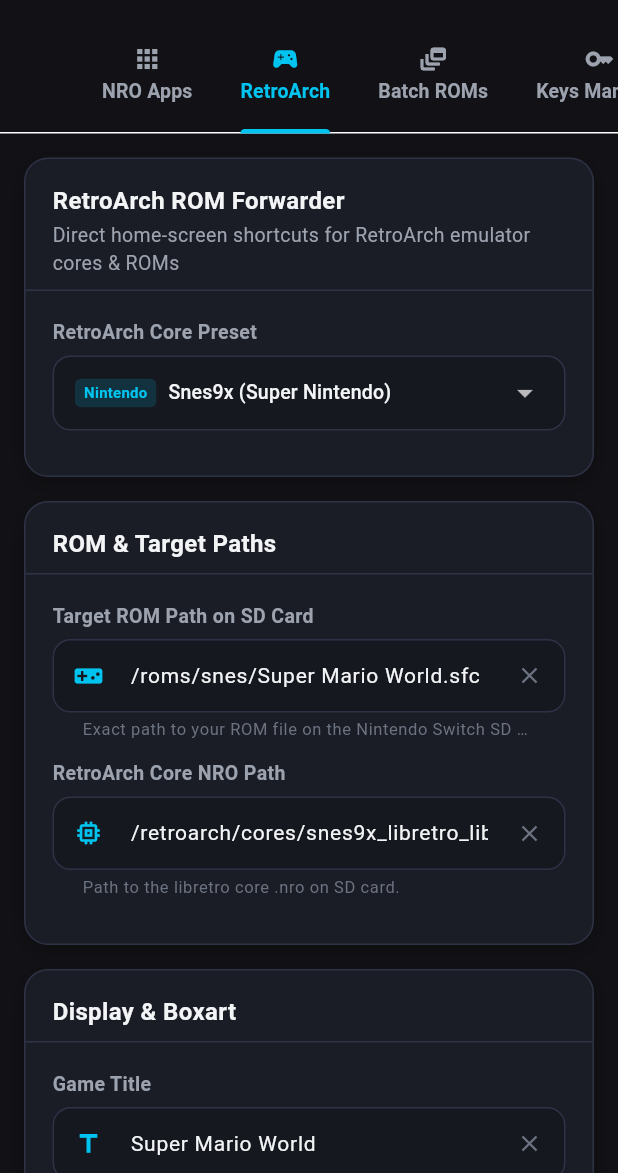
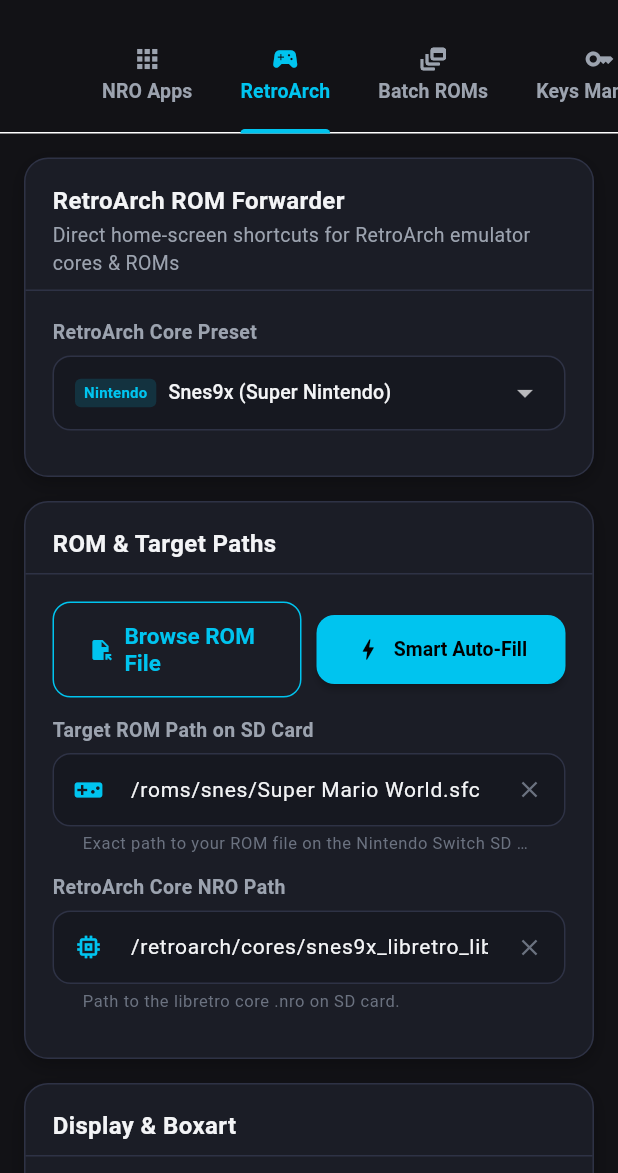
Before and after one commit to jxoesneon/NSPFF, a Flutter app: the screen it shows after launch, tab 2 chosen, on a phone screen of 412 x 824 dp, the part 63-1236 px from its top. Run offline on Flutter 3.47's test engine with Material 3 defaults, Android fonts, the phone set to English and light mode, and no system bars; our stand-ins replace file_picker, shared_preferences.

Commit message:
feat: add Smart Auto-Detection & Inference Service with dump tag stripping and auto-fill buttons

```diff
--- /dev/null
+++ b/lib/services/autodetect_inference_service.dart
@@ -0,0 +1,132 @@
+// Copyright (c) 2026 NSPFF Project Contributors.
+// SPDX-License-Identifier: MIT
+
+import 'package:path/path.dart' as p;
+import '../models/retroarch_core.dart';
+import '../widgets/title_id_input.dart';
+
+class RomInferenceResult {
+  final String title;
+  final String publisher;
+  final RetroArchCore? core;
+  final String corePath;
+  final String romSdPath;
+  final String titleId;
+
+  RomInferenceResult({
+    required this.title,
+    required this.publisher,
+    required this.core,
+    required this.corePath,
+    required this.romSdPath,
+    required this.titleId,
+  });
+}
+
+class NroInferenceResult {
+  final String title;
+  final String publisher;
+  final String nroSdPath;
+  final String titleId;
+
+  NroInferenceResult({
+    required this.title,
+    required this.publisher,
+    required this.nroSdPath,
+    required this.titleId,
+  });
+}
+
+class AutodetectInferenceService {
+  /// File extension to system mapping & default RetroArch core ID
+  static const Map<String, Map<String, String>> _extMapping = {
+    '.sfc': {'system': 'Super Nintendo (SNES)', 'coreId': 'snes9x', 'sdDir': '/roms/snes/'},
+    '.smc': {'system': 'Super Nintendo (SNES)', 'coreId': 'snes9x', 'sdDir': '/roms/snes/'},
+    '.gba': {'system': 'Game Boy Advance (GBA)', 'coreId': 'mgba', 'sdDir': '/roms/gba/'},
+    '.gb': {'system': 'Game Boy / Game Boy Color', 'coreId': 'sameboy', 'sdDir': '/roms/gb/'},
+    '.gbc': {'system': 'Game Boy / Game Boy Color', 'coreId': 'sameboy', 'sdDir': '/roms/gbc/'},
+    '.z64': {'system': 'Nintendo 64 (N64)', 'coreId': 'mupen64plus_next', 'sdDir': '/roms/n64/'},
+    '.n64': {'system': 'Nintendo 64 (N64)', 'coreId': 'mupen64plus_next', 'sdDir': '/roms/n64/'},
+    '.v64': {'system': 'Nintendo 64 (N64)', 'coreId': 'mupen64plus_next', 'sdDir': '/roms/n64/'},
+    '.nes': {'system': 'Nintendo Entertainment System', 'coreId': 'nestopia', 'sdDir': '/roms/nes/'},
+    '.fds': {'system': 'Nintendo Entertainment System', 'coreId': 'nestopia', 'sdDir': '/roms/fds/'},
+    '.nds': {'system': 'Nintendo DS (NDS)', 'coreId': 'melonds', 'sdDir': '/roms/nds/'},
+    '.3ds': {'system': 'Nintendo 3DS', 'coreId': 'citra', 'sdDir': '/roms/3ds/'},
+    '.iso': {'system': 'PlayStation (PS1)', 'coreId': 'pcsx_rearmed', 'sdDir': '/roms/psx/'},
+    '.bin': {'system': 'PlayStation (PS1)', 'coreId': 'pcsx_rearmed', 'sdDir': '/roms/psx/'},
+    '.cue': {'system': 'PlayStation (PS1)', 'coreId': 'pcsx_rearmed', 'sdDir': '/roms/psx/'},
+    '.chd': {'system': 'PlayStation (PS1)', 'coreId': 'pcsx_rearmed', 'sdDir': '/roms/psx/'},
+    '.pbp': {'system': 'PlayStation Portable (PSP)', 'coreId': 'ppsspp', 'sdDir': '/roms/psp/'},
+    '.cso': {'system': 'PlayStation Portable (PSP)', 'coreId': 'ppsspp', 'sdDir': '/roms/psp/'},
+    '.md': {'system': 'Sega Genesis / Mega Drive', 'coreId': 'genesis_plus_gx', 'sdDir': '/roms/genesis/'},
+    '.gen': {'system': 'Sega Genesis / Mega Drive', 'coreId': 'genesis_plus_gx', 'sdDir': '/roms/genesis/'},
+    '.smd': {'system': 'Sega Genesis / Mega Drive', 'coreId': 'genesis_plus_gx', 'sdDir': '/roms/genesis/'},
+    '.pce': {'system': 'PC Engine / TurboGrafx-16', 'coreId': 'beetle_pce_fast', 'sdDir': '/roms/pce/'},
+    '.zip': {'system': 'Arcade (FBNeo)', 'coreId': 'fbneo', 'sdDir': '/roms/arcade/'},
+  };
+
+  /// Clean ROM filename by stripping dump tags like (USA), [!], (v1.1), (Rev 1), etc.
+  static String cleanTitle(String input) {
+    String name = p.basenameWithoutExtension(input.trim());
+
+    // Regex stripping parentheses tags like (USA), (Europe), (Japan), (En,Fr,De)
+    name = name.replaceAll(RegExp(r'\s*\([^)]*\)'), '');
+
+    // Regex stripping bracket tags like [!], [b1], [t1], [h1]
+    name = name.replaceAll(RegExp(r'\s*\[[^\]]*\]'), '');
+
+    // Replace underscores with spaces
+    name = name.replaceAll('_', ' ');
+
+    return name.trim();
+  }
+
+  /// Auto-detect all fields for a ROM path or filename.
+  static RomInferenceResult inferRomDetails(String inputPath) {
+    final cleanName = cleanTitle(inputPath);
+    final ext = p.extension(inputPath).toLowerCase();
+
+    final map = _extMapping[ext];
+    RetroArchCore? matchedCore;
+    String sdDir = '/roms/games/';
+    String publisher = 'RetroArch';
+
+    if (map != null) {
+      final coreId = map['coreId'];
+      sdDir = map['sdDir'] ?? '/roms/games/';
+      publisher = '${map['system']} / RetroArch';
+
+      try {
+        matchedCore = RetroArchCore.builtInCores.firstWhere((c) => c.id == coreId);
+      } catch (_) {}
+    }
+
+    final filename = p.basename(inputPath);
+    final romSdPath = '$sdDir$filename';
+    final titleId = TitleIdInput.generateRandomID();
+
+    return RomInferenceResult(
+      title: cleanName.isNotEmpty ? cleanName : 'Retro Game',
+      publisher: publisher,
+      core: matchedCore,
+      corePath: matchedCore?.defaultPath ?? '/retroarch/cores/snes9x_libretro_libswitch.nro',
+      romSdPath: romSdPath,
+      titleId: titleId,
+    );
+  }
+
+  /// Auto-detect all fields for an NRO path or file.
+  static NroInferenceResult inferNroDetails(String inputPath) {
+    final cleanName = cleanTitle(inputPath);
+    final filename = p.basename(inputPath);
+    final nroSdPath = '/switch/$filename';
+    final titleId = TitleIdInput.generateRandomID();
+
+    return NroInferenceResult(
+      title: cleanName.isNotEmpty ? cleanName : 'Homebrew App',
+      publisher: 'Switch Homebrew',
+      nroSdPath: nroSdPath,
+      titleId: titleId,
+    );
+  }
+}
--- a/lib/views/retroarch_forwarder_screen.dart
+++ b/lib/views/retroarch_forwarder_screen.dart
@@ -1,9 +1,11 @@
 import 'dart:typed_data';
+import 'package:file_picker/file_picker.dart';
 import 'package:flutter/material.dart';
 import 'package:path/path.dart' as p;
 import '../models/forwarder_config.dart';
 import '../models/retroarch_core.dart';
 import '../models/prod_keys.dart';
+import '../services/autodetect_inference_service.dart';
 import '../services/keys_service.dart';
 import '../services/nsp_generator.dart';
 import '../services/preset_service.dart';
@@ -71,14 +73,48 @@
     }
   }
 
+  void _runSmartAutodetect() {
+    final input = _romPathController.text.trim();
+    if (input.isEmpty) return;
+
+    final result = AutodetectInferenceService.inferRomDetails(input);
+    setState(() {
+      _titleController.text = result.title;
+      _publisherController.text = result.publisher;
+      if (result.core != null) {
+        _selectedCore = result.core;
+      }
+      _corePathController.text = result.corePath;
+      _romPathController.text = result.romSdPath;
+      _idController.text = result.titleId;
+    });
+
+    if (mounted) {
+      ScaffoldMessenger.of(context).showSnackBar(
+        const SnackBar(
+          content: Text('⚡ Auto-detected core, game title, and SD paths!'),
+          backgroundColor: SwitchTheme.switchGreen,
+          duration: Duration(seconds: 2),
+        ),
+      );
+    }
+  }
+
+  Future<void> _pickRomFile() async {
+    final result = await FilePicker.platform.pickFiles(
+      type: FileType.any,
+      allowMultiple: false,
+    );
+
+    if (result != null && result.files.single.name.isNotEmpty) {
+      _romPathController.text = result.files.single.name;
+      _runSmartAutodetect();
+    }
+  }
+
   void _onRomPathChanged(String romPath) {
     if (romPath.trim().isNotEmpty) {
-      final filename = p.basenameWithoutExtension(romPath.trim());
-      if (filename.isNotEmpty) {
-        setState(() {
-          _titleController.text = filename;
-        });
-      }
+      _runSmartAutodetect();
     }
   }
 
@@ -194,6 +230,34 @@
             title: 'ROM & Target Paths',
             child: Column(
               children: [
+                Row(
+                  children: [
+                    Expanded(
+                      child: OutlinedButton.icon(
+                        style: OutlinedButton.styleFrom(
+                          foregroundColor: SwitchTheme.switchCyan,
+                          side: const BorderSide(color: SwitchTheme.switchCyan),
+                        ),
+                        icon: const Icon(Icons.file_open, size: 16),
+                        label: const Text('Browse ROM File'),
+                        onPressed: _pickRomFile,
+                      ),
+                    ),
+                    const SizedBox(width: 10),
+                    Expanded(
+                      child: ElevatedButton.icon(
+                        style: ElevatedButton.styleFrom(
+                          backgroundColor: SwitchTheme.switchCyan,
+                          foregroundColor: Colors.black,
+                        ),
+                        icon: const Icon(Icons.bolt, size: 18),
+                        label: const Text('Smart Auto-Fill', style: TextStyle(fontWeight: FontWeight.bold, fontSize: 13)),
+                        onPressed: _runSmartAutodetect,
+                      ),
+                    ),
+                  ],
+                ),
+                const SizedBox(height: 12),
                 SwitchTextField(
                   label: 'Target ROM Path on SD Card',
                   hint: '/roms/snes/Super Mario World.sfc',
```
Also changed, not shown: 1 other file.
